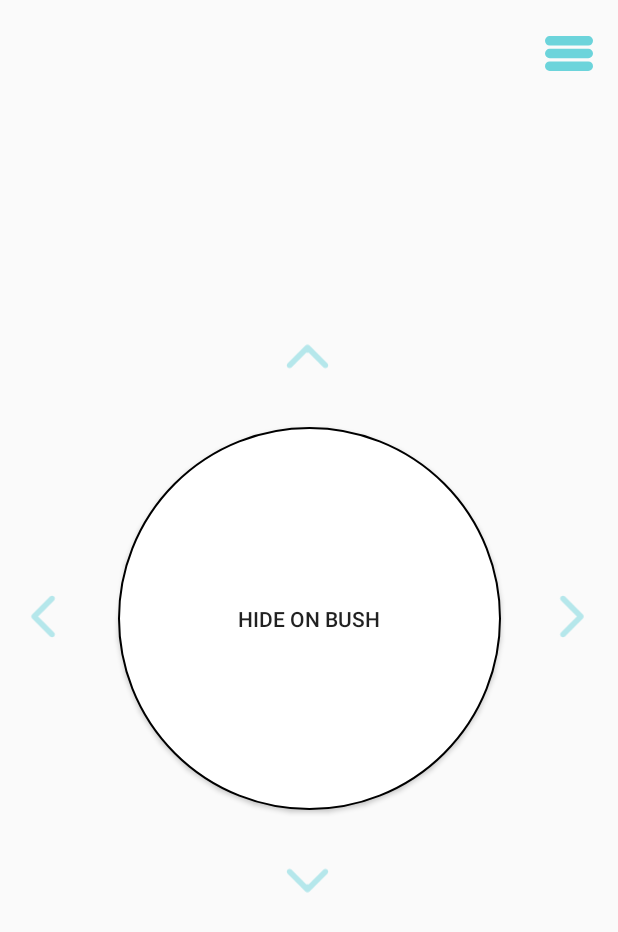
After one commit to aeeazip/Riot, an Android app: the layout main_account.xml on its own in the app's theme, with its tools: preview values and no code run, on a phone screen of 412 x 824 dp. The commit adds this screen. Shown: the top 932 px of the screen. Run offline under Robolectric (Android 15) with nearby library versions, the phone set to English and light mode, and no system bars.

Commit message:
feat : 메인 페이지 (알림 비활성화) 뷰 #aeeazip

```diff
--- a/app/src/main/AndroidManifest.xml
+++ b/app/src/main/AndroidManifest.xml
@@ -28,6 +28,7 @@
         </activity>
         <activity android:name=".IntroActivity" android:exported="true" />
         <activity android:name=".AddAccountActivity" android:exported="true" />
+        <activity android:name=".MainAccountActivity" android:exported="true" />
     </application>
 
 </manifest>
--- a/app/src/main/java/riot/mobile/lol/AddAccountActivity.java
+++ b/app/src/main/java/riot/mobile/lol/AddAccountActivity.java
@@ -12,5 +12,14 @@ public class AddAccountActivity extends AppCompatActivity {
     protected void onCreate(Bundle savedInstanceState) {
         super.onCreate(savedInstanceState);
         setContentView(R.layout.add_account);
+
+        try{
+            Thread.sleep(3);
+        } catch(Exception e){
+            e.printStackTrace();
+        }
+
+        Intent intent = new Intent(this, MainAccountActivity.class);
+        startActivity(intent);
     }
 }
--- /dev/null
+++ b/app/src/main/java/riot/mobile/lol/MainAccountActivity.java
@@ -0,0 +1,16 @@
+package riot.mobile.lol;
+
+import android.content.Intent;
+import android.os.Bundle;
+
+import androidx.appcompat.app.AppCompatActivity;
+
+// 메인 페이지 (알림 비활성화)
+public class MainAccountActivity extends AppCompatActivity {
+
+    @Override
+    protected void onCreate(Bundle savedInstanceState) {
+        super.onCreate(savedInstanceState);
+        setContentView(R.layout.main_account);
+    }
+}
--- /dev/null
+++ b/app/src/main/res/drawable/left_scroll.xml
@@ -0,0 +1,10 @@
+<vector xmlns:android="http://schemas.android.com/apk/res/android"
+    android:width="14dp"
+    android:height="24dp"
+    android:viewportWidth="14"
+    android:viewportHeight="24">
+  <path
+      android:pathData="M0.939,10.939C0.354,11.525 0.354,12.475 0.939,13.061L10.485,22.607C11.071,23.192 12.021,23.192 12.607,22.607C13.192,22.021 13.192,21.071 12.607,20.485L4.121,12L12.607,3.515C13.192,2.929 13.192,1.979 12.607,1.393C12.021,0.808 11.071,0.808 10.485,1.393L0.939,10.939ZM3,10.5H2L2,13.5H3V10.5Z"
+      android:fillColor="#5ACFD7"
+      android:fillAlpha="0.43"/>
+</vector>
--- /dev/null
+++ b/app/src/main/res/drawable/lowwer_scroll.xml
@@ -0,0 +1,10 @@
+<vector xmlns:android="http://schemas.android.com/apk/res/android"
+    android:width="24dp"
+    android:height="14dp"
+    android:viewportWidth="24"
+    android:viewportHeight="14">
+  <path
+      android:pathData="M10.939,12.889C11.525,13.475 12.475,13.475 13.061,12.889L22.607,3.343C23.192,2.757 23.192,1.808 22.607,1.222C22.021,0.636 21.071,0.636 20.485,1.222L12,9.707L3.515,1.222C2.929,0.636 1.979,0.636 1.393,1.222C0.808,1.808 0.808,2.757 1.393,3.343L10.939,12.889ZM10.5,9V11.828H13.5V9H10.5Z"
+      android:fillColor="#5ACFD7"
+      android:fillAlpha="0.43"/>
+</vector>
--- /dev/null
+++ b/app/src/main/res/drawable/menu.xml
@@ -0,0 +1,18 @@
+<vector xmlns:android="http://schemas.android.com/apk/res/android"
+    android:width="32dp"
+    android:height="23dp"
+    android:viewportWidth="32"
+    android:viewportHeight="23">
+  <path
+      android:pathData="M3.136,0L28.864,0A3.136,3.136 0,0 1,32 3.136L32,3.136A3.136,3.136 0,0 1,28.864 6.273L3.136,6.273A3.136,3.136 0,0 1,0 3.136L0,3.136A3.136,3.136 0,0 1,3.136 0z"
+      android:fillColor="#5ACFD7"
+      android:fillAlpha="0.89"/>
+  <path
+      android:pathData="M3.136,8.364L28.864,8.364A3.136,3.136 0,0 1,32 11.5L32,11.5A3.136,3.136 0,0 1,28.864 14.636L3.136,14.636A3.136,3.136 0,0 1,0 11.5L0,11.5A3.136,3.136 0,0 1,3.136 8.364z"
+      android:fillColor="#5ACFD7"
+      android:fillAlpha="0.89"/>
+  <path
+      android:pathData="M3.136,16.727L28.864,16.727A3.136,3.136 0,0 1,32 19.864L32,19.864A3.136,3.136 0,0 1,28.864 23L3.136,23A3.136,3.136 0,0 1,0 19.864L0,19.864A3.136,3.136 0,0 1,3.136 16.727z"
+      android:fillColor="#5ACFD7"
+      android:fillAlpha="0.89"/>
+</vector>
--- /dev/null
+++ b/app/src/main/res/drawable/right_scroll.xml
@@ -0,0 +1,10 @@
+<vector xmlns:android="http://schemas.android.com/apk/res/android"
+    android:width="14dp"
+    android:height="24dp"
+    android:viewportWidth="14"
+    android:viewportHeight="24">
+  <path
+      android:pathData="M13.061,13.061C13.646,12.475 13.646,11.525 13.061,10.939L3.515,1.393C2.929,0.808 1.979,0.808 1.393,1.393C0.808,1.979 0.808,2.929 1.393,3.515L9.879,12L1.393,20.485C0.808,21.071 0.808,22.021 1.393,22.607C1.979,23.192 2.929,23.192 3.515,22.607L13.061,13.061ZM10,13.5H12V10.5H10V13.5Z"
+      android:fillColor="#5ACFD7"
+      android:fillAlpha="0.43"/>
+</vector>
--- /dev/null
+++ b/app/src/main/res/drawable/shape_for_circle_button.xml
@@ -0,0 +1,9 @@
+<?xml version="1.0" encoding="utf-8"?>
+<shape xmlns:android="http://schemas.android.com/apk/res/android"
+    android:shape="oval">
+
+    <solid android:color="#FFFFFF" />
+    <stroke
+        android:width="1dp"
+        android:color="#000000" />
+</shape>
--- /dev/null
+++ b/app/src/main/res/drawable/upper_scroll.xml
@@ -0,0 +1,10 @@
+<vector xmlns:android="http://schemas.android.com/apk/res/android"
+    android:width="24dp"
+    android:height="14dp"
+    android:viewportWidth="24"
+    android:viewportHeight="14">
+  <path
+      android:pathData="M13.061,1.111C12.475,0.525 11.525,0.525 10.939,1.111L1.393,10.657C0.808,11.243 0.808,12.192 1.393,12.778C1.979,13.364 2.929,13.364 3.515,12.778L12,4.293L20.485,12.778C21.071,13.364 22.021,13.364 22.607,12.778C23.192,12.192 23.192,11.243 22.607,10.657L13.061,1.111ZM13.5,5V2.172H10.5V5H13.5Z"
+      android:fillColor="#5ACFD7"
+      android:fillAlpha="0.43"/>
+</vector>
--- /dev/null
+++ b/app/src/main/res/layout/main_account.xml
@@ -0,0 +1,100 @@
+<?xml version="1.0" encoding="utf-8"?>
+<androidx.constraintlayout.widget.ConstraintLayout xmlns:android="http://schemas.android.com/apk/res/android"
+    xmlns:app="http://schemas.android.com/apk/res-auto"
+    xmlns:tools="http://schemas.android.com/tools"
+    android:layout_width="match_parent"
+    android:layout_height="match_parent">
+
+
+    <Button
+        android:id="@+id/accountImageBtn"
+        android:layout_width="255dp"
+        android:layout_height="255dp"
+        android:text="Hide on bush"
+        android:background="@drawable/shape_for_circle_button"
+        app:layout_constraintBottom_toBottomOf="parent"
+        app:layout_constraintEnd_toEndOf="parent"
+        app:layout_constraintStart_toStartOf="parent"
+        app:layout_constraintTop_toTopOf="parent" />
+
+    <TextView
+        android:id="@+id/accountLevel"
+        android:layout_width="wrap_content"
+        android:layout_height="wrap_content"
+        android:text="TextView"
+        app:layout_constraintBottom_toBottomOf="parent"
+        app:layout_constraintEnd_toEndOf="parent"
+        app:layout_constraintHorizontal_bias="0.498"
+        app:layout_constraintStart_toStartOf="parent"
+        app:layout_constraintTop_toTopOf="parent"
+        app:layout_constraintVertical_bias="0.411" />
+
+    <TextView
+        android:id="@+id/accountTier"
+        android:layout_width="61dp"
+        android:layout_height="19dp"
+        android:text="TextView"
+        app:layout_constraintBottom_toBottomOf="parent"
+        app:layout_constraintEnd_toEndOf="parent"
+        app:layout_constraintHorizontal_bias="0.502"
+        app:layout_constraintStart_toStartOf="parent"
+        app:layout_constraintTop_toTopOf="parent"
+        app:layout_constraintVertical_bias="0.594" />
+
+    <ImageView
+        android:id="@+id/leftScroll"
+        android:layout_width="30dp"
+        android:layout_height="30dp"
+        android:layout_marginStart="14dp"
+        app:layout_constraintBottom_toBottomOf="parent"
+        app:layout_constraintEnd_toStartOf="@+id/accountImageBtn"
+        app:layout_constraintHorizontal_bias="0.0"
+        app:layout_constraintStart_toStartOf="parent"
+        app:layout_constraintTop_toTopOf="parent"
+        app:layout_constraintVertical_bias="0.499"
+        tools:srcCompat="@drawable/left_scroll" />
+
+    <ImageView
+        android:id="@+id/rightScroll"
+        android:layout_width="30dp"
+        android:layout_height="30dp"
+        android:layout_marginStart="32dp"
+        app:layout_constraintBottom_toBottomOf="parent"
+        app:layout_constraintStart_toEndOf="@+id/accountImageBtn"
+        app:layout_constraintTop_toTopOf="parent"
+        app:layout_constraintVertical_bias="0.499"
+        tools:srcCompat="@drawable/right_scroll" />
+
+    <ImageView
+        android:id="@+id/upperScroll"
+        android:layout_width="30dp"
+        android:layout_height="30dp"
+        android:layout_marginBottom="32dp"
+        app:layout_constraintBottom_toTopOf="@+id/accountImageBtn"
+        app:layout_constraintEnd_toEndOf="parent"
+        app:layout_constraintHorizontal_bias="0.498"
+        app:layout_constraintStart_toStartOf="parent"
+        tools:srcCompat="@drawable/upper_scroll" />
+
+    <ImageView
+        android:id="@+id/lowwerScroll"
+        android:layout_width="30dp"
+        android:layout_height="30dp"
+        android:layout_marginTop="32dp"
+        app:layout_constraintEnd_toEndOf="parent"
+        app:layout_constraintHorizontal_bias="0.498"
+        app:layout_constraintStart_toStartOf="parent"
+        app:layout_constraintTop_toBottomOf="@+id/accountImageBtn"
+        tools:srcCompat="@drawable/lowwer_scroll" />
+
+    <ImageView
+        android:id="@+id/see_more"
+        android:layout_width="wrap_content"
+        android:layout_height="wrap_content"
+        android:layout_marginTop="24dp"
+        app:layout_constraintEnd_toEndOf="parent"
+        app:layout_constraintHorizontal_bias="0.957"
+        app:layout_constraintStart_toStartOf="parent"
+        app:layout_constraintTop_toTopOf="parent"
+        tools:srcCompat="@drawable/menu" />
+</androidx.constraintlayout.widget.ConstraintLayout>
```
